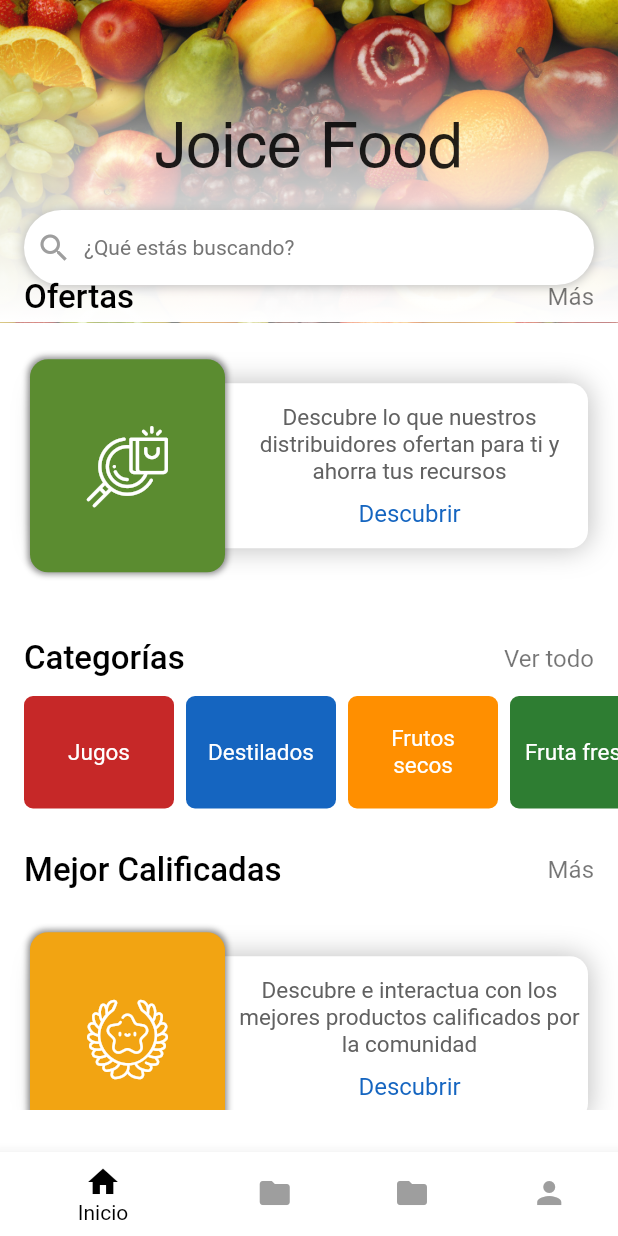
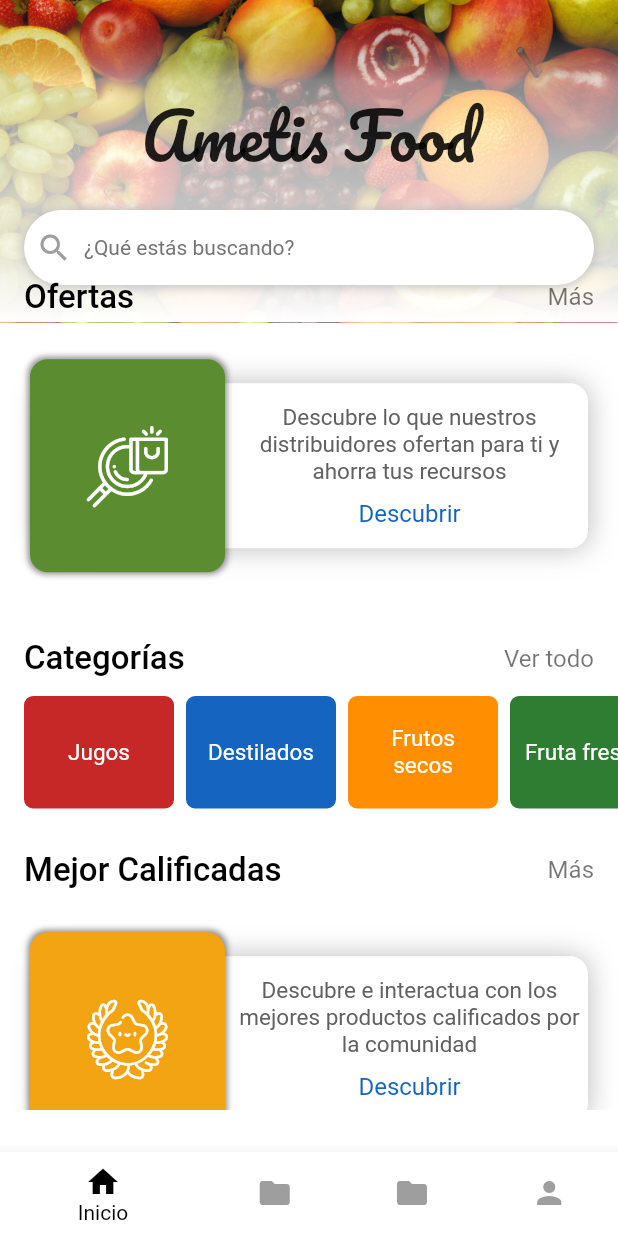
Before and after one commit to aurora-soft/aurora-fruts, a Flutter app: the screen it shows after launch, on a phone screen of 412 x 824 dp. Run offline on Flutter 3.47's test engine with Material 2 defaults, Android fonts, the phone set to English and light mode, and no system bars.

Commit message:
Added new Font, changed the main title

```diff
--- a/lib/ui/pages/home/home.dart
+++ b/lib/ui/pages/home/home.dart
@@ -33,16 +33,12 @@ class _HomeState extends State<Home> {
     return Container(
       padding: EdgeInsets.all(8.0),
       decoration: BoxDecoration(
-        borderRadius: BorderRadius.circular(32.0),
-        color: Colors.white,
-        boxShadow: [
-          BoxShadow(
-            color: Colors.grey[400],
-            blurRadius: 5.0,
-            spreadRadius: 1.0
-          )
-        ]
-      ),
+          borderRadius: BorderRadius.circular(32.0),
+          color: Colors.white,
+          boxShadow: [
+            BoxShadow(
+                color: Colors.grey[400], blurRadius: 5.0, spreadRadius: 1.0)
+          ]),
       height: 50.0,
       width: MediaQuery.of(context).size.width,
       child: Row(
@@ -74,23 +70,24 @@ class _HomeState extends State<Home> {
               fit: BoxFit.cover,
             ))),
         Container(
-          padding: EdgeInsets.only(bottom: 15.0),
+          padding: EdgeInsets.only(bottom: 35.0),
           height: 215.0,
           decoration: BoxDecoration(
             gradient: LinearGradient(colors: [
               Colors.transparent,
-              Colors.white.withOpacity(0.3),
+              Colors.white.withOpacity(0.5),
               Colors.white.withOpacity(0.7),
-              Colors.white.withOpacity(0.9),
+              Colors.white.withOpacity(0.8),
               Colors.white
             ], begin: Alignment.topCenter, end: Alignment.bottomCenter),
           ),
           child: Center(
             child: Text(
-              'Joice Food',
+              'Ametis Food',
               style: TextStyle(
-                fontFamily: 'Helvetica',
+                fontFamily: 'Pacifico-Regular',
                 fontSize: 42.0,
+                color: Colors.black87,
               ),
             ),
           ),
```
Also changed, not shown: pubspec.yaml (+4 -15 lines), assets/fonts/Pacifico-Regular.ttf (added).
